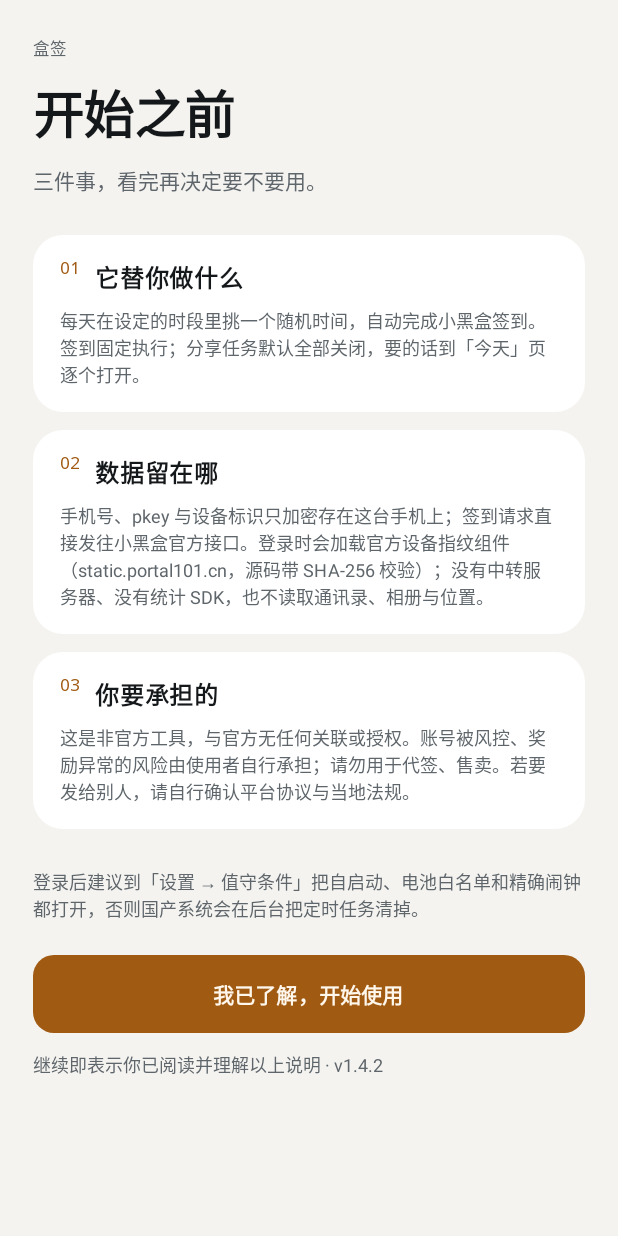
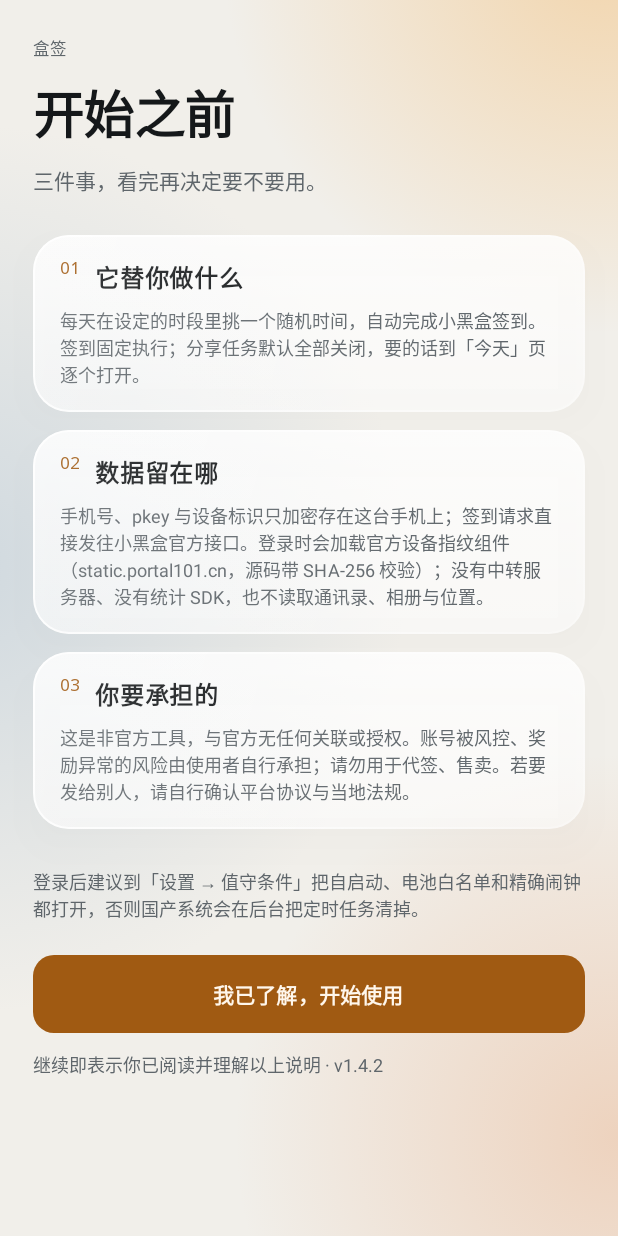
Before and after one commit to huututu939/heybox-checkin, an Android app built with Jetpack Compose: the screen it shows after launch (MainActivity), on a phone screen of 412 x 824 dp. Run offline under Robolectric (Android 15) with nearby library versions, the phone set to English and light mode, and no system bars; pictures from the network do not load.

Commit message:
feat: liquid glass surfaces over a soft gradient backdrop

```diff
--- a/app/src/main/java/com/heybox/checkin/ui/AboutScreen.kt
+++ b/app/src/main/java/com/heybox/checkin/ui/AboutScreen.kt
@@ -41,6 +41,7 @@ import com.heybox.checkin.R
 import com.heybox.checkin.data.Diagnostics
 import com.heybox.checkin.data.UpdateCheck
 import com.heybox.checkin.ui.theme.Ink
+import com.heybox.checkin.ui.theme.glass
 import com.heybox.checkin.ui.theme.NumberSmall
 import kotlinx.coroutines.launch
 
@@ -67,7 +68,6 @@ fun AboutScreen(onBack: () -> Unit) {
     Column(
         modifier = Modifier
             .fillMaxSize()
-            .background(Ink.canvas)
             .verticalScroll(rememberScrollState())
             .padding(horizontal = 22.dp),
     ) {
@@ -340,7 +340,7 @@ private fun AboutCard(title: String, content: @Composable () -> Unit) {
     Column(
         modifier = Modifier
             .fillMaxWidth()
-            .background(Ink.surface, RoundedCornerShape(20.dp))
+            .glass(RoundedCornerShape(24.dp))
             .padding(horizontal = 18.dp, vertical = 16.dp),
         verticalArrangement = Arrangement.spacedBy(0.dp),
     ) {
--- a/app/src/main/java/com/heybox/checkin/ui/HomeScreen.kt
+++ b/app/src/main/java/com/heybox/checkin/ui/HomeScreen.kt
@@ -76,6 +76,7 @@ import com.heybox.checkin.ui.theme.Ink
 import com.heybox.checkin.ui.theme.NumberSmall
 import com.heybox.checkin.ui.theme.NumberStyle
 import com.heybox.checkin.ui.theme.NumberTiny
+import com.heybox.checkin.ui.theme.glass
 import com.heybox.checkin.work.CheckInService
 import com.heybox.checkin.work.RunLock
 import com.heybox.checkin.work.RunState
@@ -681,7 +682,7 @@ private fun Tile(name: String, state: String, modifier: Modifier, trailing: @Com
     Column(
         modifier = modifier
             .height(86.dp)
-            .background(Ink.surface, RoundedCornerShape(18.dp))
+            .glass(RoundedCornerShape(20.dp), raised = false)
             .padding(14.dp),
         verticalArrangement = Arrangement.SpaceBetween,
     ) {
@@ -775,7 +776,10 @@ private fun DayCell(cell: WeekCell) {
             modifier = Modifier
                 .size(32.dp)
                 .clip(RoundedCornerShape(10.dp))
-                .background(if (cell.today) Ink.success.copy(alpha = 0.14f) else Ink.surface)
+                .background(
+                    if (cell.today) Ink.success.copy(alpha = 0.14f)
+                    else Ink.surface.copy(alpha = 0.5f),
+                )
                 .border(1.dp, if (cell.today) Ink.success.copy(alpha = 0.14f) else Ink.line, RoundedCornerShape(10.dp)),
             contentAlignment = Alignment.Center,
         ) {
@@ -1062,7 +1066,7 @@ private fun Card(content: @Composable ColumnScope.() -> Unit) {
     Column(
         modifier = Modifier
             .fillMaxWidth()
-            .background(Ink.surface, RoundedCornerShape(20.dp))
+            .glass(RoundedCornerShape(24.dp))
             .padding(horizontal = 18.dp, vertical = 16.dp),
         content = content,
     )
@@ -1206,8 +1210,9 @@ private fun BottomBar(
     Column(
         modifier = modifier
             .fillMaxWidth()
-            .background(Ink.canvas)
-            .padding(start = 20.dp, end = 20.dp, top = 10.dp, bottom = 24.dp),
+            .padding(horizontal = 12.dp, vertical = 12.dp)
+            .glass(RoundedCornerShape(28.dp))
+            .padding(start = 12.dp, end = 12.dp, top = 10.dp, bottom = 10.dp),
     ) {
         if (showCta) {
             Button(
@@ -1343,7 +1348,7 @@ fun RecordScreen(history: List<RunRecord>, onBack: () -> Unit) {
         Column(
             modifier = Modifier
                 .fillMaxWidth()
-                .background(Ink.surface, RoundedCornerShape(20.dp))
+                .glass(RoundedCornerShape(24.dp))
                 .padding(horizontal = 18.dp, vertical = 2.dp),
         ) {
             cells.forEachIndexed { index, cell ->
--- a/app/src/main/java/com/heybox/checkin/ui/MainActivity.kt
+++ b/app/src/main/java/com/heybox/checkin/ui/MainActivity.kt
@@ -34,7 +34,7 @@ import com.heybox.checkin.core.SessionInfo
 import com.heybox.checkin.data.RunRecord
 import com.heybox.checkin.data.SessionStore
 import com.heybox.checkin.ui.theme.HeyboxTheme
-import com.heybox.checkin.ui.theme.Ink
+import com.heybox.checkin.ui.theme.GlassBackdrop
 import com.heybox.checkin.widget.Widget2x2Provider
 import com.heybox.checkin.widget.Widget4x1Provider
 import com.heybox.checkin.work.Scheduler
@@ -91,12 +91,10 @@ class MainActivity : ComponentActivity() {
                 }
             }
             HeyboxTheme(darkTheme = dark) {
-                Box(
-                    modifier = Modifier
-                        .fillMaxSize()
-                        .background(Ink.canvas),
-                ) {
-                    App(
+                Box(modifier = Modifier.fillMaxSize()) {
+                    GlassBackdrop()
+                    Box(modifier = Modifier.fillMaxSize()) {
+                        App(
                         store = store,
                         appearance = appearance,
                         darkTheme = dark,
@@ -109,6 +107,7 @@ class MainActivity : ComponentActivity() {
                 }
             }
         }
+    }
     }
 
     /**
--- a/app/src/main/java/com/heybox/checkin/ui/WelcomeScreen.kt
+++ b/app/src/main/java/com/heybox/checkin/ui/WelcomeScreen.kt
@@ -24,6 +24,7 @@ import androidx.compose.ui.unit.dp
 import androidx.compose.ui.unit.sp
 import com.heybox.checkin.BuildConfig
 import com.heybox.checkin.ui.theme.Ink
+import com.heybox.checkin.ui.theme.glass
 import com.heybox.checkin.ui.theme.NumberSmall
 
 const val NOTICE_VERSION = 1
@@ -111,7 +112,7 @@ private fun NoticeBlock(index: String, title: String, body: String) {
     Column(
         modifier = Modifier
             .fillMaxWidth()
-            .background(Ink.surface, RoundedCornerShape(20.dp))
+            .glass(RoundedCornerShape(24.dp))
             .padding(horizontal = 18.dp, vertical = 16.dp),
     ) {
         Row {
--- /dev/null
+++ b/app/src/main/java/com/heybox/checkin/ui/theme/Glass.kt
@@ -0,0 +1,164 @@
+package com.heybox.checkin.ui.theme
+
+import androidx.compose.foundation.Canvas
+import androidx.compose.foundation.background
+import androidx.compose.foundation.border
+import androidx.compose.foundation.layout.Box
+import androidx.compose.foundation.layout.fillMaxSize
+import androidx.compose.foundation.shape.RoundedCornerShape
+import androidx.compose.runtime.Composable
+import androidx.compose.runtime.CompositionLocalProvider
+import androidx.compose.runtime.Immutable
+import androidx.compose.runtime.ReadOnlyComposable
+import androidx.compose.runtime.staticCompositionLocalOf
+import androidx.compose.ui.Modifier
+import androidx.compose.ui.draw.clip
+import androidx.compose.ui.draw.drawWithContent
+import androidx.compose.ui.draw.shadow
+import androidx.compose.ui.geometry.Offset
+import androidx.compose.ui.graphics.Brush
+import androidx.compose.ui.graphics.Color
+import androidx.compose.ui.graphics.Shape
+import androidx.compose.ui.unit.dp
+
+/**
+ * 液态玻璃用的那一层「背景」。
+ *
+ * 玻璃效果要成立，背后必须有可看的东西：这里铺三团柔和的暖/冷光斑，
+ * 卡片与底栏用半透明层叠在上面，边缘加一道斜向高光，就是玻璃的锐角反光。
+ * 光斑本身是渐变、没有噪点，所以不需要真的做后景模糊，视觉上已经是「毛玻璃」。
+ */
+@Immutable
+data class GlassPalette(
+    val base: Color,
+    val warm: Color,
+    val cool: Color,
+    val accent: Color,
+    val glassTop: Color,
+    val glassBottom: Color,
+    val borderTop: Color,
+    val borderBottom: Color,
+    val highlight: Color,
+    val shadow: Color,
+)
+
+val LightGlass = GlassPalette(
+    base = Color(0xFFF1EFEA),
+    warm = Color(0xFFF3C07B),
+    cool = Color(0xFFAFC3D4),
+    accent = Color(0xFFE8A87C),
+    glassTop = Color(0xD1FFFFFF),
+    glassBottom = Color(0x94FFFFFF),
+    borderTop = Color(0xE6FFFFFF),
+    borderBottom = Color(0x33FFFFFF),
+    highlight = Color(0x26FFFFFF),
+    shadow = Color(0x1A1A1712),
+)
+
+val DarkGlass = GlassPalette(
+    base = Color(0xFF0A0C0E),
+    warm = Color(0xFF6B4A22),
+    cool = Color(0xFF22323D),
+    accent = Color(0xFF4A2A1E),
+    glassTop = Color(0x29FFFFFF),
+    glassBottom = Color(0x12FFFFFF),
+    borderTop = Color(0x3DFFFFFF),
+    borderBottom = Color(0x0FFFFFFF),
+    highlight = Color(0x1AFFFFFF),
+    shadow = Color(0x66000000),
+)
+
+private val LocalGlass = staticCompositionLocalOf { LightGlass }
+
+/** 跟随明暗切换玻璃参数。 */
+@Composable
+fun ProvideGlass(dark: Boolean, content: @Composable () -> Unit) {
+    CompositionLocalProvider(
+        LocalGlass provides (if (dark) DarkGlass else LightGlass),
+        content = content,
+    )
+}
+
+object Glass {
+    val palette: GlassPalette @Composable @ReadOnlyComposable get() = LocalGlass.current
+}
+
+/** 铺满整屏的光斑背景。放在内容最底层，只画一次。 */
+@Composable
+fun GlassBackdrop(modifier: Modifier = Modifier) {
+    val g = Glass.palette
+    Box(modifier.fillMaxSize()) {
+        Canvas(Modifier.fillMaxSize()) {
+            drawRect(g.base)
+            val w = size.width
+            val h = size.height
+
+            drawCircle(
+                brush = Brush.radialGradient(
+                    colors = listOf(g.warm.copy(alpha = 0.55f), g.warm.copy(alpha = 0f)),
+                    center = Offset(w * 0.98f, h * -0.04f),
+                    radius = w * 0.62f,
+                ),
+                radius = w * 0.62f,
+                center = Offset(w * 0.98f, h * -0.04f),
+            )
+            drawCircle(
+                brush = Brush.radialGradient(
+                    colors = listOf(g.cool.copy(alpha = 0.5f), g.cool.copy(alpha = 0f)),
+                    center = Offset(w * -0.06f, h * 0.46f),
+                    radius = w * 0.72f,
+                ),
+                radius = w * 0.72f,
+                center = Offset(w * -0.06f, h * 0.46f),
+            )
+            drawCircle(
+                brush = Brush.radialGradient(
+                    colors = listOf(g.accent.copy(alpha = 0.4f), g.accent.copy(alpha = 0f)),
+                    center = Offset(w * 1.0f, h * 0.92f),
+                    radius = w * 0.62f,
+                ),
+                radius = w * 0.62f,
+                center = Offset(w * 1.0f, h * 0.92f),
+            )
+        }
+    }
+}
+
+/**
+ * 一块玻璃：阴影 + 半透明渐变 + 高光描边 + 一层斜向反光。
+ * 描边用渐变而不是纯色，左上亮、右下淡，边缘才像被光擦过。
+ */
+@Composable
+fun Modifier.glass(
+    shape: Shape = RoundedCornerShape(24.dp),
+    raised: Boolean = true,
+): Modifier {
+    val g = Glass.palette
+    return this
+        .shadow(
+            elevation = if (raised) 14.dp else 6.dp,
+            shape = shape,
+            clip = false,
+            ambientColor = g.shadow,
+            spotColor = g.shadow,
+        )
+        .clip(shape)
+        .background(
+            Brush.verticalGradient(colors = listOf(g.glassTop, g.glassBottom)),
+        )
+        .border(
+            width = 1.dp,
+            brush = Brush.linearGradient(colors = listOf(g.borderTop, g.borderBottom)),
+            shape = shape,
+        )
+        .drawWithContent {
+            drawContent()
+            drawRect(
+                brush = Brush.linearGradient(
+                    colors = listOf(g.highlight, Color.Transparent),
+                    start = Offset(0f, 0f),
+                    end = Offset(size.width * 0.9f, size.height * 0.7f),
+                ),
+            )
+        }
+}
--- a/app/src/main/java/com/heybox/checkin/ui/theme/Theme.kt
+++ b/app/src/main/java/com/heybox/checkin/ui/theme/Theme.kt
@@ -182,6 +182,7 @@ private fun schemeOf(p: Palette, dark: Boolean) = if (dark) {
 fun HeyboxTheme(darkTheme: Boolean, content: @Composable () -> Unit) {
     val palette = if (darkTheme) DarkPalette else LightPalette
     androidx.compose.runtime.CompositionLocalProvider(LocalPalette provides palette) {
+        ProvideGlass(darkTheme) {
             MaterialTheme(
                 colorScheme = schemeOf(palette, darkTheme),
                 typography = HeyboxTypography,
@@ -190,3 +191,4 @@ fun HeyboxTheme(darkTheme: Boolean, content: @Composable () -> Unit) {
             )
         }
     }
+}
```
Lines whose indentation alone changed are shown as unchanged.
